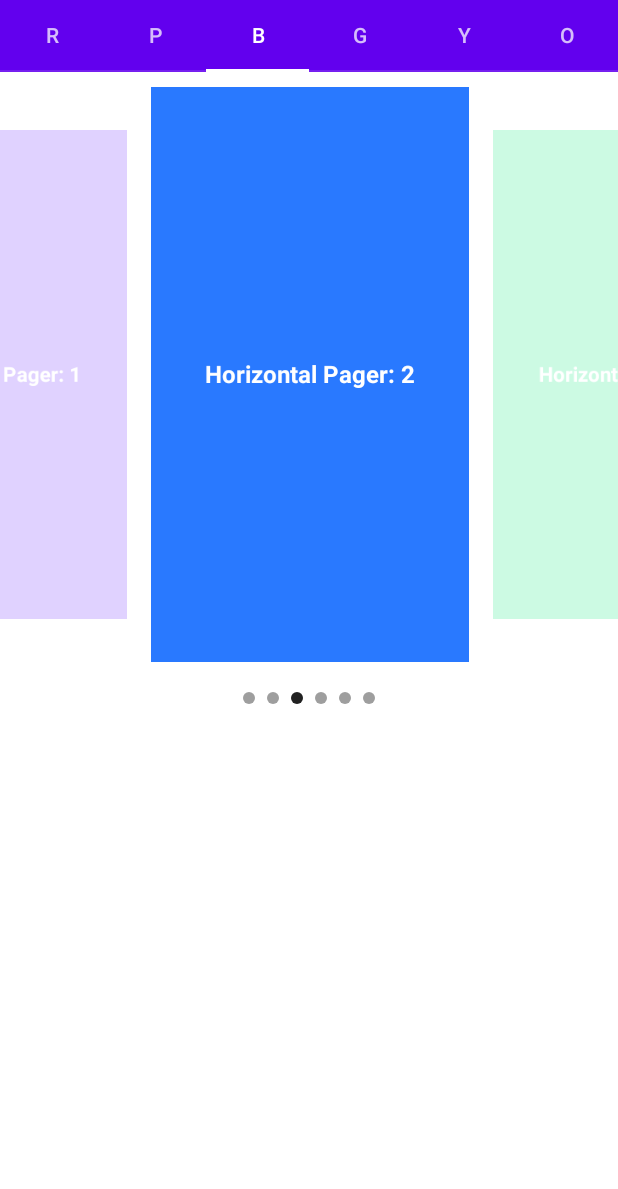
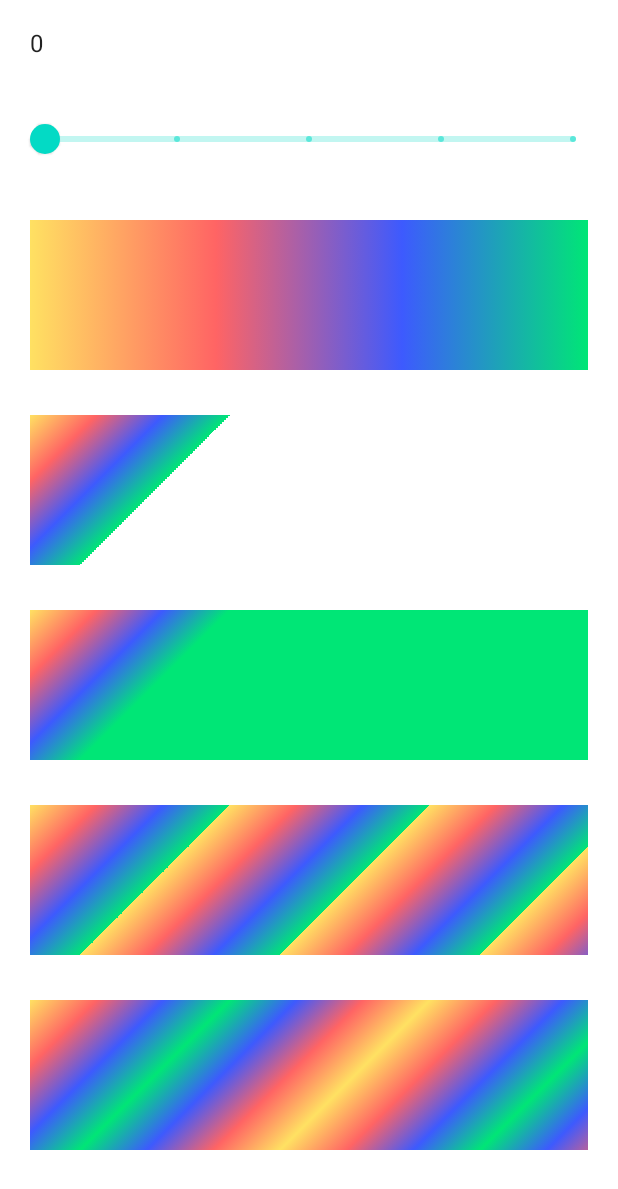
Before and after one commit to kmj94102/ComposeDesign, an Android app built with Jetpack Compose: the screen it shows after launch (ViewPagerActivity before the commit, GradientActivity after it), on a phone screen of 412 x 824 dp. Shown: the top 1189 px of the screen. Run offline under Robolectric (Android 15) with nearby library versions, the phone set to English and light mode, and no system bars.

Commit message:
- Gradient

```diff
--- a/app/src/main/AndroidManifest.xml
+++ b/app/src/main/AndroidManifest.xml
@@ -10,6 +10,11 @@
         tools:targetApi="31">
         <activity
             android:name=".ui.view.viewpager.ViewPagerActivity"
+            android:exported="false"
+            android:label="@string/title_activity_view_pager"
+            android:theme="@style/Theme.ComposeDesign" />
+        <activity
+            android:name=".ui.view.gradient.GradientActivity"
             android:exported="false"
             android:label="@string/title_activity_view_pager"
             android:theme="@style/Theme.ComposeDesign" />
--- a/app/src/main/java/com/example/composedesign/ui/view/MainActivity.kt
+++ b/app/src/main/java/com/example/composedesign/ui/view/MainActivity.kt
@@ -1,8 +1,5 @@
 package com.example.composedesign.ui.view
 
-import android.app.Activity
-import android.content.Context
-import android.content.Intent
 import android.os.Bundle
 import androidx.activity.ComponentActivity
 import androidx.activity.compose.setContent
@@ -10,7 +7,6 @@ import androidx.compose.foundation.layout.Arrangement
 import androidx.compose.foundation.layout.PaddingValues
 import androidx.compose.foundation.layout.fillMaxSize
 import androidx.compose.foundation.lazy.grid.GridCells
-import androidx.compose.foundation.lazy.grid.LazyHorizontalGrid
 import androidx.compose.foundation.lazy.grid.LazyVerticalGrid
 import androidx.compose.material.*
 import androidx.compose.runtime.Composable
@@ -18,12 +14,12 @@ import androidx.compose.runtime.LaunchedEffect
 import androidx.compose.ui.Modifier
 import androidx.compose.ui.graphics.Color
 import androidx.compose.ui.platform.LocalContext
-import androidx.compose.ui.tooling.preview.Preview
 import androidx.compose.ui.unit.dp
 import com.example.composedesign.ui.ui.theme.ComposeDesignTheme
 import com.example.composedesign.ui.util.startActivity
 import com.example.composedesign.ui.view.animation.AnimationActivity
 import com.example.composedesign.ui.view.game.GameActivity
+import com.example.composedesign.ui.view.gradient.GradientActivity
 import com.example.composedesign.ui.view.shoes.ShoesActivity
 import com.example.composedesign.ui.view.viewpager.ViewPagerActivity
 
@@ -47,7 +43,7 @@ class MainActivity : ComponentActivity() {
 fun MainBody() {
     val context = LocalContext.current
     val performClick : () -> Unit = {
-        context.startActivity(ViewPagerActivity::class.java)
+        context.startActivity(GradientActivity::class.java)
     }
 
     LaunchedEffect(true) {
@@ -95,6 +91,15 @@ fun MainBody() {
                 context.startActivity(ViewPagerActivity::class.java)
             }
         }
+
+        item {
+            MainButton(
+                text = "Gradient",
+                color = Color(0xFF00E676)
+            ) {
+                context.startActivity(GradientActivity::class.java)
+            }
+        }
     }
 }
 
--- /dev/null
+++ b/app/src/main/java/com/example/composedesign/ui/view/gradient/GradientActivity.kt
@@ -0,0 +1,26 @@
+package com.example.composedesign.ui.view.gradient
+
+import android.os.Bundle
+import androidx.activity.ComponentActivity
+import androidx.activity.compose.setContent
+import androidx.compose.foundation.layout.fillMaxSize
+import androidx.compose.material.MaterialTheme
+import androidx.compose.material.Surface
+import androidx.compose.ui.Modifier
+import com.example.composedesign.ui.ui.theme.ComposeDesignTheme
+
+class GradientActivity : ComponentActivity() {
+    override fun onCreate(savedInstanceState: Bundle?) {
+        super.onCreate(savedInstanceState)
+        setContent {
+            ComposeDesignTheme {
+                Surface(
+                    modifier = Modifier.fillMaxSize(),
+                    color = MaterialTheme.colors.background
+                ) {
+                    GradientScreen()
+                }
+            }
+        }
+    }
+}
--- /dev/null
+++ b/app/src/main/java/com/example/composedesign/ui/view/gradient/GradientScreen.kt
@@ -0,0 +1,289 @@
+package com.example.composedesign.ui.view.gradient
+
+import androidx.compose.foundation.background
+import androidx.compose.foundation.layout.*
+import androidx.compose.material.MaterialTheme
+import androidx.compose.material.Slider
+import androidx.compose.material.SliderDefaults
+import androidx.compose.material.Text
+import androidx.compose.runtime.*
+import androidx.compose.ui.Modifier
+import androidx.compose.ui.geometry.Offset
+import androidx.compose.ui.graphics.Brush
+import androidx.compose.ui.graphics.Color
+import androidx.compose.ui.graphics.SweepGradient
+import androidx.compose.ui.graphics.TileMode
+import androidx.compose.ui.unit.dp
+
+@Composable
+fun GradientScreen() {
+
+    Column(
+        verticalArrangement = Arrangement.spacedBy(30.dp),
+        modifier = Modifier
+            .fillMaxSize()
+            .padding(20.dp)
+    ) {
+
+        LinearGradientTest()
+//        HorizontalGradientTest()
+//        VerticalGradientTest()
+//        RadialGradientTest()
+//        SweepGradientTest()
+    }
+
+}
+
+@Composable
+fun BrushBox(
+    brush: Brush,
+    modifier: Modifier = Modifier
+) {
+    Box(
+        modifier = modifier
+            .fillMaxWidth()
+            .height(100.dp)
+            .background(brush = brush)
+    )
+}
+
+@Composable
+fun LinearGradientTest() {
+    var sliderPosition by remember { mutableStateOf(0f) }
+    var offset by remember { mutableStateOf(GradientOffset()) }
+
+    Text(text = sliderPosition.toInt().toString())
+    Slider(
+        value = sliderPosition,
+        onValueChange = { sliderPosition = it },
+        valueRange = 0f..360f,
+        onValueChangeFinished = {
+            offset = getGradientOffset(sliderPosition.toInt())
+        },
+        steps = 3,
+        colors = SliderDefaults.colors(
+            thumbColor = MaterialTheme.colors.secondary,
+            activeTrackColor = MaterialTheme.colors.secondary
+        )
+    )
+
+    BrushBox(
+        brush = Brush.linearGradient(
+            colors = getColorList(),
+            start = offset.start,
+            end = offset.end,
+            tileMode = TileMode.Decal
+        )
+    )
+
+    BrushBox(
+        brush = Brush.linearGradient(
+            colors = getColorList(),
+            start = Offset.Zero,
+            end = Offset(100f, 100f),
+            tileMode = TileMode.Decal
+        )
+    )
+
+    BrushBox(
+        brush = Brush.linearGradient(
+            colors = getColorList(),
+            start = Offset.Zero,
+            end = Offset(100f, 100f),
+            tileMode = TileMode.Clamp
+        )
+    )
+
+    BrushBox(
+        brush = Brush.linearGradient(
+            colors = getColorList(),
+            start = Offset.Zero,
+            end = Offset(100f, 100f),
+            tileMode = TileMode.Repeated
+        )
+    )
+    BrushBox(
+        brush = Brush.linearGradient(
+            colors = getColorList(),
+            start = Offset.Zero,
+            end = Offset(100f, 100f),
+            tileMode = TileMode.Mirror
+        )
+    )
+
+}
+
+data class GradientOffset(
+    val start: Offset = Offset.Zero,
+    val end: Offset = Offset(Float.POSITIVE_INFINITY, 0f)
+)
+
+fun getGradientOffset(angle: Int): GradientOffset {
+    return when (angle) {
+        45 -> GradientOffset(
+            start = Offset.Zero,
+            end = Offset.Infinite
+        )
+        90 -> GradientOffset(
+            start = Offset.Zero,
+            end = Offset(0f, Float.POSITIVE_INFINITY)
+        )
+        135 -> GradientOffset(
+            start = Offset(Float.POSITIVE_INFINITY, 0f),
+            end = Offset(0f, Float.POSITIVE_INFINITY)
+        )
+        180 -> GradientOffset(
+            start = Offset(Float.POSITIVE_INFINITY, 0f),
+            end = Offset.Zero,
+        )
+        225 -> GradientOffset(
+            start = Offset.Infinite,
+            end = Offset.Zero
+        )
+        270 -> GradientOffset(
+            start = Offset(0f, Float.POSITIVE_INFINITY),
+            end = Offset.Zero
+        )
+        315 -> GradientOffset(
+            start = Offset(0f, Float.POSITIVE_INFINITY),
+            end = Offset(Float.POSITIVE_INFINITY, 0f)
+        )
+        else -> GradientOffset(
+            start = Offset.Zero,
+            end = Offset(Float.POSITIVE_INFINITY, 0f)
+        )
+    }
+}
+
+@Composable
+fun HorizontalGradientTest() {
+    BrushBox(
+        brush = Brush.horizontalGradient(
+            colors = getColorList(),
+            startX = 0f,
+            endX = 500f,
+            tileMode = TileMode.Repeated
+        )
+    )
+}
+
+@Composable
+fun VerticalGradientTest() {
+    BrushBox(
+        brush = Brush.verticalGradient(
+            colors = getColorList(),
+            startY = 0f,
+            endY = 100f,
+            tileMode = TileMode.Repeated
+        )
+    )
+}
+
+@Composable
+fun RadialGradientTest() {
+    BrushBox(
+        brush = Brush.radialGradient(
+            colors = getColorList(),
+            center = Offset.Zero,
+            radius = Float.POSITIVE_INFINITY,
+        )
+    )
+
+    BrushBox(
+        brush = Brush.radialGradient(
+            colors = getColorList(),
+            center = Offset.Infinite,
+            radius = Float.POSITIVE_INFINITY,
+        )
+    )
+
+    BrushBox(
+        brush = Brush.radialGradient(
+            colors = getColorList(),
+            center = Offset(100f, 200f),
+            radius = Float.POSITIVE_INFINITY,
+        )
+    )
+
+    BrushBox(
+        brush = Brush.radialGradient(
+            colors = getColorList(),
+            center = Offset.Unspecified,
+            radius = 400f,
+        )
+    )
+
+//    BrushBox(
+//        brush = Brush.radialGradient(
+//            colors = getColorList(),
+//            center = Offset.Unspecified,
+//            radius = Float.POSITIVE_INFINITY,
+//            tileMode = TileMode.Decal
+//        )
+//    )
+//
+//    BrushBox(
+//        brush = Brush.radialGradient(
+//            colors = getColorList(),
+//            center = Offset.Unspecified,
+//            radius = Float.POSITIVE_INFINITY,
+//            tileMode = TileMode.Clamp
+//        )
+//    )
+//
+//    BrushBox(
+//        brush = Brush.radialGradient(
+//            colors = getColorList(),
+//            center = Offset.Unspecified,
+//            radius = Float.POSITIVE_INFINITY,
+//            tileMode = TileMode.Repeated
+//        )
+//    )
+//
+//    BrushBox(
+//        brush = Brush.radialGradient(
+//            colors = getColorList(),
+//            center = Offset.Unspecified,
+//            radius = Float.POSITIVE_INFINITY,
+//            tileMode = TileMode.Mirror
+//        )
+//    )
+}
+
+@Composable
+fun SweepGradientTest() {
+    val colors = listOf(
+        Color(0xFFFFE162),
+        Color(0xFFFF6464),
+        Color(0xFF3D5AFE),
+        Color(0xFF00E676)
+    )
+
+    BrushBox(
+        brush = Brush.sweepGradient(
+            colors = colors,
+            center = Offset.Unspecified
+        )
+    )
+
+    BrushBox(
+        brush = Brush.sweepGradient(
+            colors = colors,
+            center = Offset(300f, 100f)
+        )
+    )
+
+    BrushBox(
+        brush = Brush.sweepGradient(
+            colors = colors,
+            center = Offset(1000f, 300f)
+        )
+    )
+}
+
+private fun getColorList() = listOf(
+    Color(0xFFFFE162),
+    Color(0xFFFF6464),
+    Color(0xFF3D5AFE),
+    Color(0xFF00E676),
+)
```
Also changed, not shown: app/src/main/java/com/example/composedesign/ui/view/game/GameScreen.kt (+13 -14 lines).
